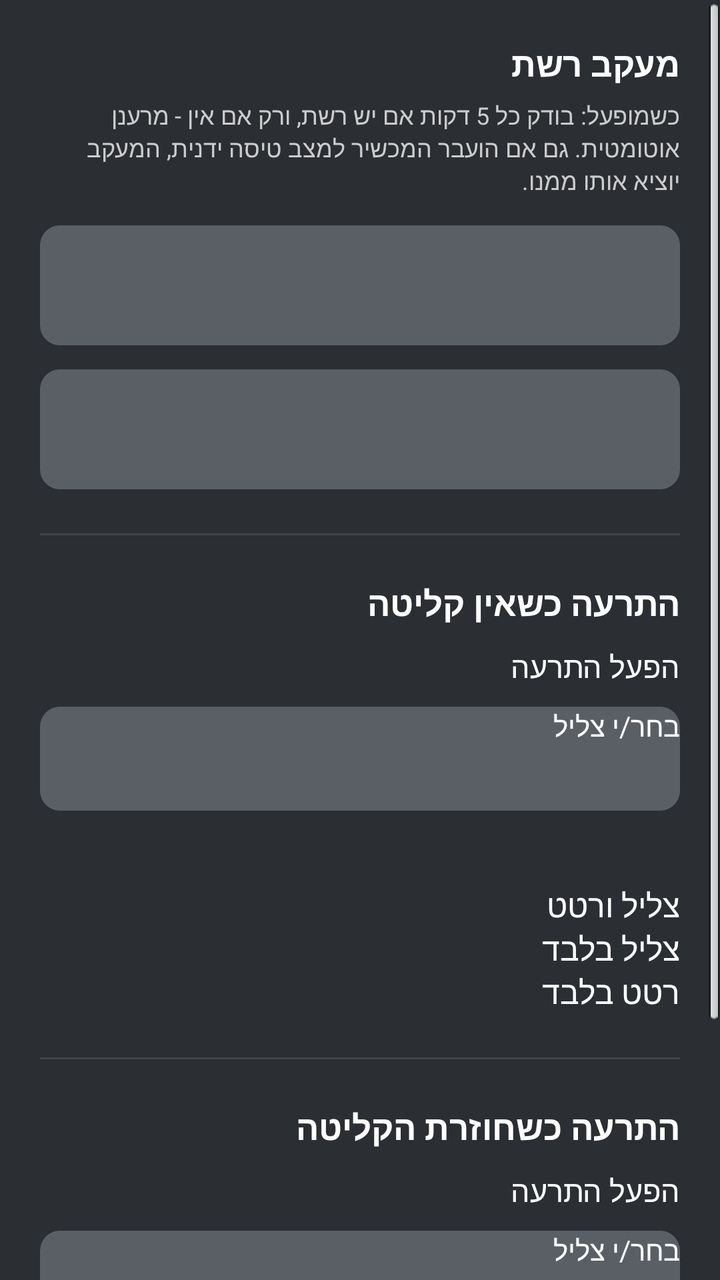
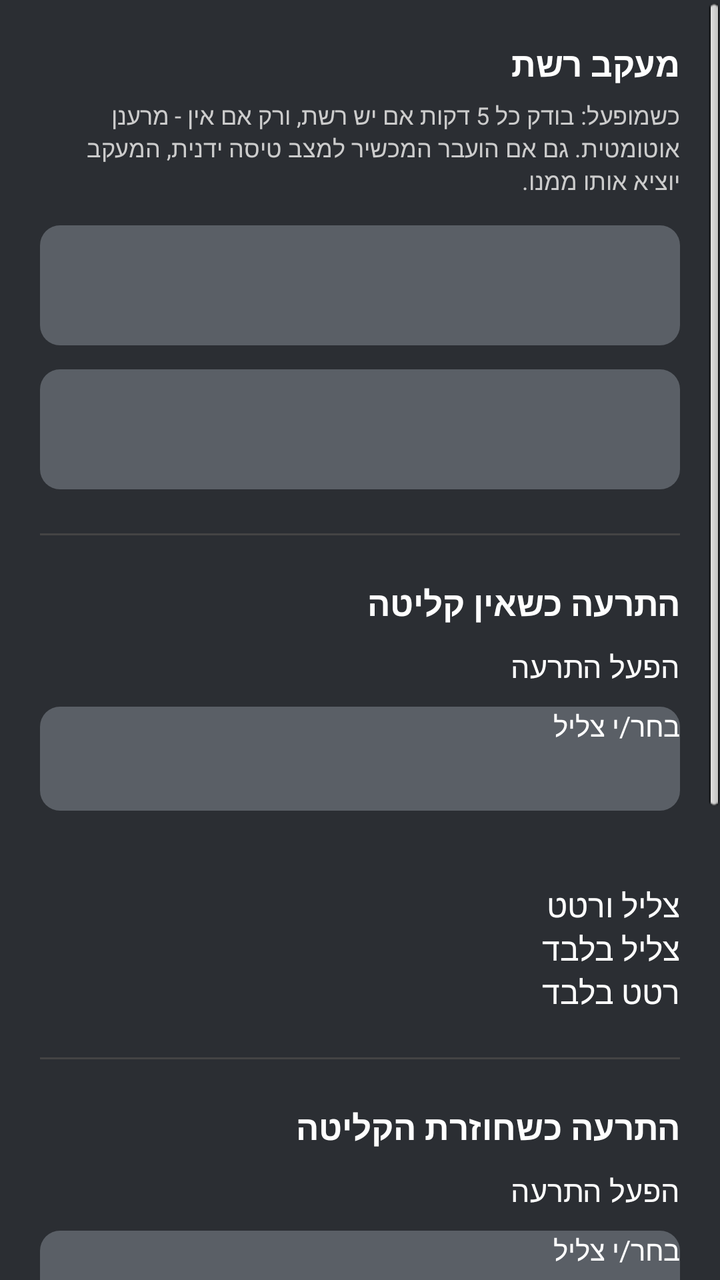

Two renders of the same Android screen: before a commit and after it. Below are the layout's source before the change and the commit's diff.
<!-- AndroidManifest.xml: application theme AppTheme -->
<!-- res/layout/activity_settings.xml -->
<?xml version="1.0" encoding="utf-8"?>
<ScrollView xmlns:android="http://schemas.android.com/apk/res/android"
    android:layout_width="match_parent"
    android:layout_height="match_parent"
    android:fillViewport="true"
    android:background="?attr/colorBgMain">

    <LinearLayout
        android:layout_width="match_parent"
        android:layout_height="wrap_content"
        android:orientation="vertical"
        android:paddingLeft="20dp"
        android:paddingRight="20dp"
        android:paddingTop="20dp"
        android:paddingBottom="32dp">

        
        <TextView
            android:layout_width="match_parent"
            android:layout_height="wrap_content"
            android:text="@string/section_monitors"
            android:textColor="?attr/colorTextPrimary"
            android:textSize="17sp"
            android:textStyle="bold"
            android:paddingBottom="6dp" />

        <TextView
            android:layout_width="match_parent"
            android:layout_height="wrap_content"
            android:text="@string/monitor_explanation"
            android:textColor="?attr/colorTextSecondary"
            android:textSize="12sp"
            android:paddingBottom="14dp" />

        <Button
            android:id="@+id/btnPhoneMonitor"
            android:layout_width="match_parent"
            android:layout_height="60dp"
            android:layout_marginBottom="12dp"
            android:background="@drawable/bg_toggle_off"
            android:textColor="@color/text_white"
            android:textSize="15sp"
            android:textStyle="bold"
            android:focusable="true"
            android:focusableInTouchMode="false" />

        <Button
            android:id="@+id/btnInternetMonitor"
            android:layout_width="match_parent"
            android:layout_height="60dp"
            android:background="@drawable/bg_toggle_off"
            android:textColor="@color/text_white"
            android:textSize="15sp"
            android:textStyle="bold"
            android:focusable="true"
            android:focusableInTouchMode="false" />

        <View
            android:layout_width="match_parent"
            android:layout_height="1dp"
            android:background="?attr/colorDivider"
            android:layout_marginTop="22dp"
            android:layout_marginBottom="22dp" />

        
        <TextView
            android:layout_width="match_parent"
            android:layout_height="wrap_content"
            android:text="@string/section_alert_lost"
            android:textColor="?attr/colorTextPrimary"
            android:textSize="17sp"
            android:textStyle="bold"
            android:paddingBottom="10dp" />

        <CheckBox
            android:id="@+id/checkAlertLostEnabled"
            android:layout_width="match_parent"
            android:layout_height="wrap_content"
            android:text="@string/alert_enable"
            android:textColor="?attr/colorTextPrimary"
            android:textSize="15sp"
            android:paddingBottom="10dp" />

        <Button
            android:id="@+id/btnAlertLostSound"
            android:layout_width="match_parent"
            android:layout_height="52dp"
            android:layout_marginBottom="10dp"
            android:background="@drawable/bg_toggle_off"
            android:text="@string/alert_choose_sound"
            android:textColor="@color/text_white"
            android:textSize="14sp"
            android:focusable="true"
            android:focusableInTouchMode="false" />

        <TextView
            android:id="@+id/alertLostSoundName"
            android:layout_width="match_parent"
            android:layout_height="wrap_content"
            android:textColor="?attr/colorTextSecondary"
            android:textSize="12sp"
            android:paddingBottom="10dp" />

        <RadioGroup
            android:id="@+id/radioAlertLostMode"
            android:layout_width="match_parent"
            android:layout_height="wrap_content"
            android:orientation="vertical">

            <RadioButton
                android:id="@+id/radioLostSoundVibrate"
                android:layout_width="match_parent"
                android:layout_height="wrap_content"
                android:text="@string/alert_mode_sound_vibrate"
                android:textColor="?attr/colorTextPrimary" />

            <RadioButton
                android:id="@+id/radioLostSoundOnly"
                android:layout_width="match_parent"
                android:layout_height="wrap_content"
                android:text="@string/alert_mode_sound_only"
                android:textColor="?attr/colorTextPrimary" />

            <RadioButton
                android:id="@+id/radioLostVibrateOnly"
                android:layout_width="match_parent"
                android:layout_height="wrap_content"
                android:text="@string/alert_mode_vibrate_only"
                android:textColor="?attr/colorTextPrimary" />
        </RadioGroup>

        <View
            android:layout_width="match_parent"
            android:layout_height="1dp"
            android:background="?attr/colorDivider"
            android:layout_marginTop="22dp"
            android:layout_marginBottom="22dp" />

        
        <TextView
            android:layout_width="match_parent"
            android:layout_height="wrap_content"
            android:text="@string/section_alert_restored"
            android:textColor="?attr/colorTextPrimary"
            android:textSize="17sp"
            android:textStyle="bold"
            android:paddingBottom="10dp" />

        <CheckBox
            android:id="@+id/checkAlertRestoredEnabled"
            android:layout_width="match_parent"
            android:layout_height="wrap_content"
            android:text="@string/alert_enable"
            android:textColor="?attr/colorTextPrimary"
            android:textSize="15sp"
            android:paddingBottom="10dp" />

        <Button
            android:id="@+id/btnAlertRestoredSound"
            android:layout_width="match_parent"
            android:layout_height="52dp"
            android:layout_marginBottom="10dp"
            android:background="@drawable/bg_toggle_off"
            android:text="@string/alert_choose_sound"
            android:textColor="@color/text_white"
            android:textSize="14sp"
            android:focusable="true"
            android:focusableInTouchMode="false" />

        <TextView
            android:id="@+id/alertRestoredSoundName"
            android:layout_width="match_parent"
            android:layout_height="wrap_content"
            android:textColor="?attr/colorTextSecondary"
            android:textSize="12sp"
            android:paddingBottom="10dp" />

        <RadioGroup
            android:id="@+id/radioAlertRestoredMode"
            android:layout_width="match_parent"
            android:layout_height="wrap_content"
            android:orientation="vertical">

            <RadioButton
                android:id="@+id/radioRestoredSoundVibrate"
                android:layout_width="match_parent"
                android:layout_height="wrap_content"
                android:text="@string/alert_mode_sound_vibrate"
                android:textColor="?attr/colorTextPrimary" />

            <RadioButton
                android:id="@+id/radioRestoredSoundOnly"
                android:layout_width="match_parent"
                android:layout_height="wrap_content"
                android:text="@string/alert_mode_sound_only"
                android:textColor="?attr/colorTextPrimary" />

            <RadioButton
                android:id="@+id/radioRestoredVibrateOnly"
                android:layout_width="match_parent"
                android:layout_height="wrap_content"
                android:text="@string/alert_mode_vibrate_only"
                android:textColor="?attr/colorTextPrimary" />
        </RadioGroup>

    </LinearLayout>
</ScrollView>
<!-- resources referenced by this layout -->
<resources>
  <color name="text_white">#FFFFFFFF</color>
  <!-- drawable bg_toggle_off (drawable) -->
  <?xml version="1.0" encoding="utf-8"?>
  <selector xmlns:android="http://schemas.android.com/apk/res/android">
  
      <item android:state_focused="true">
          <shape android:shape="rectangle">
              <corners android:radius="10dp" />
              <solid android:color="@color/toggle_off_gray" />
              <stroke android:width="3dp" android:color="@color/focus_green" />
          </shape>
      </item>
  
      <item android:state_pressed="true">
          <shape android:shape="rectangle">
              <corners android:radius="10dp" />
              <solid android:color="@color/toggle_off_gray" />
              <stroke android:width="3dp" android:color="@color/focus_green" />
          </shape>
      </item>
  
      <item>
          <shape android:shape="rectangle">
              <corners android:radius="10dp" />
              <solid android:color="@color/toggle_off_gray" />
          </shape>
      </item>
  
  </selector>
  <string name="alert_choose_sound">בחר/י צליל</string>
  <string name="alert_enable">הפעל התרעה</string>
  <string name="alert_mode_sound_only">צליל בלבד</string>
  <string name="alert_mode_sound_vibrate">צליל ורטט</string>
  <string name="alert_mode_vibrate_only">רטט בלבד</string>
  <string name="monitor_explanation">כשמופעל: בודק כל 5 דקות אם יש רשת, ורק אם אין - מרענן אוטומטית. גם אם הועבר המכשיר למצב טיסה ידנית, המעקב יוציא אותו ממנו.</string>
  <string name="section_alert_lost">התרעה כשאין קליטה</string>
  <string name="section_alert_restored">התרעה כשחוזרת הקליטה</string>
  <string name="section_monitors">מעקב רשת</string>
  <style name="AppTheme" parent="android:Theme">
          <item name="android:windowNoTitle">true</item>
          <item name="colorBgMain">@color/bg_dark</item>
          <item name="colorHeaderBg">@color/header_black</item>
          <item name="colorAccent">@color/accent_teal</item>
          <item name="colorTextPrimary">@color/text_white</item>
          <item name="colorTextSecondary">@color/text_light_gray</item>
          <item name="colorRowBg">@color/row_gray</item>
          <item name="colorDivider">@color/divider_gray</item>
          <item name="colorButtonText">@color/text_white</item>
      </style>
  <color name="toggle_off_gray">#FF5A5F66</color>
  <color name="focus_green">@android:color/holo_green_light</color>
  <color name="bg_dark">#FF2B2E33</color>
  <color name="header_black">#FF000000</color>
  <color name="accent_teal">#FF00BCD4</color>
  <color name="text_light_gray">#FFCCCCCC</color>
  <color name="row_gray">#FF3A3E44</color>
  <color name="divider_gray">#FF444444</color>
</resources>

<!-- the commit's change to res/layout/activity_settings.xml (unified diff, before → after) -->
@@ -203,5 +203,53 @@
                 android:textColor="?attr/colorTextPrimary" />
         </RadioGroup>
 
+        <View
+            android:layout_width="match_parent"
+            android:layout_height="1dp"
+            android:background="?attr/colorDivider"
+            android:layout_marginTop="22dp"
+            android:layout_marginBottom="22dp" />
+
+        
+        <TextView
+            android:layout_width="match_parent"
+            android:layout_height="wrap_content"
+            android:text="@string/section_diagnostics"
+            android:textColor="?attr/colorTextPrimary"
+            android:textSize="17sp"
+            android:textStyle="bold"
+            android:paddingBottom="6dp" />
+
+        <TextView
+            android:layout_width="match_parent"
+            android:layout_height="wrap_content"
+            android:text="@string/diagnostics_explanation"
+            android:textColor="?attr/colorTextSecondary"
+            android:textSize="12sp"
+            android:paddingBottom="10dp" />
+
+        <TextView
+            android:id="@+id/diagnosticsLogText"
+            android:layout_width="match_parent"
+            android:layout_height="wrap_content"
+            android:text=""
+            android:textColor="?attr/colorTextSecondary"
+            android:textSize="11sp"
+            android:fontFamily="monospace"
+            android:background="?attr/colorRowBg"
+            android:padding="10dp"
+            android:layout_marginBottom="12dp" />
+
+        <Button
+            android:id="@+id/btnClearDiagnostics"
+            android:layout_width="match_parent"
+            android:layout_height="48dp"
+            android:background="@drawable/bg_toggle_off"
+            android:text="@string/diagnostics_clear"
+            android:textColor="@color/text_white"
+            android:textSize="14sp"
+            android:focusable="true"
+            android:focusableInTouchMode="false" />
+
     </LinearLayout>
 </ScrollView>
<!-- resource entries referenced after the edit -->
@@ -34,9 +34,12 @@
   <string name="alert_mode_sound_only">צליל בלבד</string>
   <string name="alert_mode_sound_vibrate">צליל ורטט</string>
   <string name="alert_mode_vibrate_only">רטט בלבד</string>
+  <string name="diagnostics_clear">נקה יומן</string>
+  <string name="diagnostics_explanation">רשומות של הבדיקות האחרונות - אם אין שורה חדשה כל 5 דקות, סימן שהבדיקה התקופתית לא רצה בכלל.</string>
   <string name="monitor_explanation">כשמופעל: בודק כל 5 דקות אם יש רשת, ורק אם אין - מרענן אוטומטית. גם אם הועבר המכשיר למצב טיסה ידנית, המעקב יוציא אותו ממנו.</string>
   <string name="section_alert_lost">התרעה כשאין קליטה</string>
   <string name="section_alert_restored">התרעה כשחוזרת הקליטה</string>
+  <string name="section_diagnostics">יומן אבחון</string>
   <string name="section_monitors">מעקב רשת</string>
   <style name="AppTheme" parent="android:Theme">
           <item name="android:windowNoTitle">true</item>
